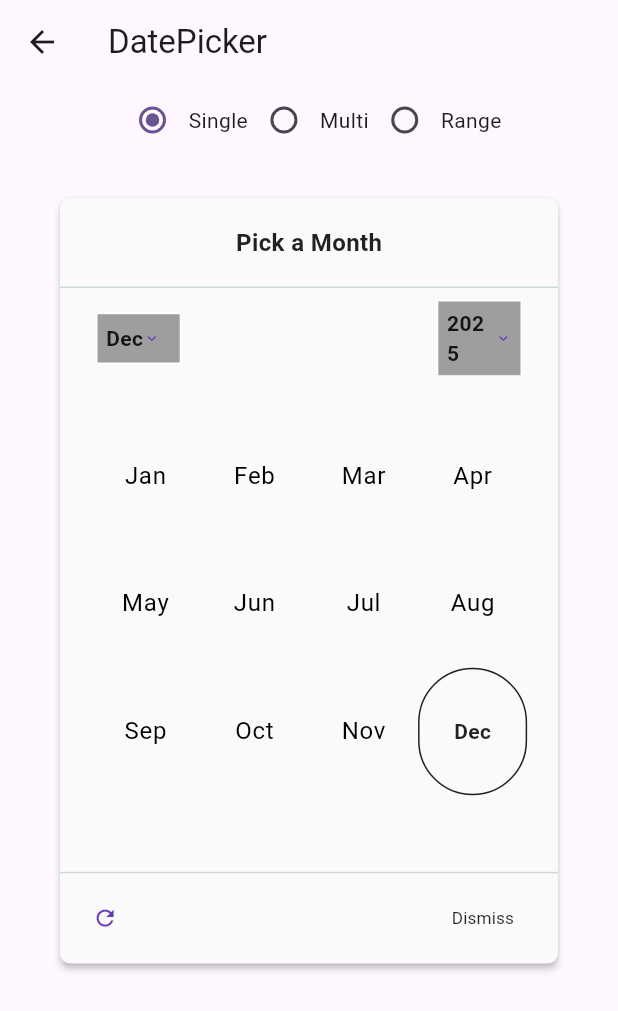
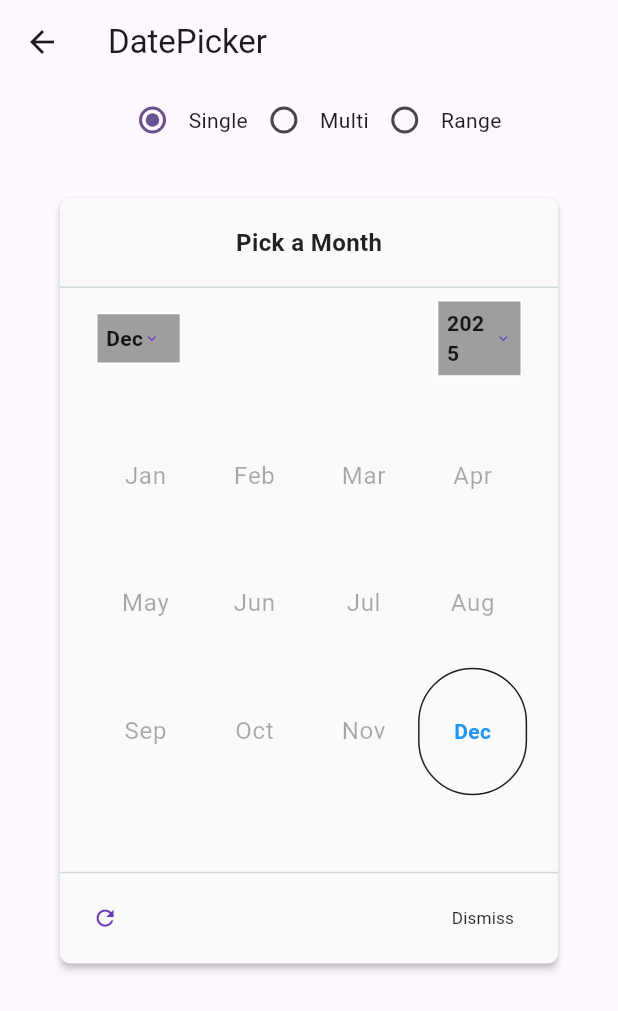
Before and after one commit to xymbia/flutter_realm, a Flutter app: the DatePickerPage screen opened directly, after a tap on "Dec", on a phone screen of 412 x 824 dp. Shown: the top 1011 px of the screen. Run offline on Flutter 3.47's test engine with Material 3 defaults, Android fonts, the phone set to English and light mode, and no system bars; our stand-ins replace dotted_border, dropdown_button2, flutter_screenutil, logger.

Commit message:
- Updated current month & year  colors

```diff
--- a/lib/models/date_picker_widget_config.dart
+++ b/lib/models/date_picker_widget_config.dart
@@ -162,9 +162,11 @@ class DatePickerWidgetConfig {
       this.todayTextStyle,
       this.yearTextStyle,
       this.selectedYearTextStyle,
+      this.currentYearTextStyle,
       this.disabledYearTextStyle,
       this.monthTextStyle,
       this.selectedMonthTextStyle,
+      this.currentMonthTextStyle,
       this.disabledMonthTextStyle,
       this.dayBorderRadius,
       this.yearBorderRadius,
@@ -316,6 +318,7 @@ class DatePickerWidgetConfig {
   final TextStyle? yearTextStyle;
 
   /// Custom text style for selected year(s)
+  final TextStyle? currentYearTextStyle;
   final TextStyle? selectedYearTextStyle;
 
   /// Custom text style for disabled year(s)
@@ -326,6 +329,7 @@ class DatePickerWidgetConfig {
 
   /// Custom text style for selected month(s)
   final TextStyle? selectedMonthTextStyle;
+  final TextStyle? currentMonthTextStyle;
 
   /// Custom text style for disabled month(s)
   final TextStyle? disabledMonthTextStyle;
@@ -501,10 +505,12 @@ class DatePickerWidgetConfig {
       TextStyle? todayTextStyle,
       TextStyle? yearTextStyle,
       TextStyle? selectedYearTextStyle,
+      TextStyle? currentYearTextStyle,
       TextStyle? disabledYearTextStyle,
       TextStyle? selectedRangeDayTextStyle,
       TextStyle? monthTextStyle,
       TextStyle? selectedMonthTextStyle,
+      TextStyle? currentMonthTextStyle,
       TextStyle? disabledMonthTextStyle,
       BorderRadius? dayBorderRadius,
       BorderRadius? yearBorderRadius,
@@ -592,6 +598,7 @@ class DatePickerWidgetConfig {
         yearTextStyle: yearTextStyle ?? this.yearTextStyle,
         selectedYearTextStyle:
             selectedYearTextStyle ?? this.selectedYearTextStyle,
+        currentYearTextStyle: currentYearTextStyle ?? this.currentYearTextStyle,
         disabledYearTextStyle:
             disabledYearTextStyle ?? this.disabledYearTextStyle,
         selectedRangeDayTextStyle:
@@ -599,6 +606,8 @@ class DatePickerWidgetConfig {
         monthTextStyle: monthTextStyle ?? this.monthTextStyle,
         selectedMonthTextStyle:
             selectedMonthTextStyle ?? this.selectedMonthTextStyle,
+        currentMonthTextStyle:
+            currentMonthTextStyle ?? this.currentMonthTextStyle,
         disabledMonthTextStyle:
             disabledMonthTextStyle ?? this.disabledMonthTextStyle,
         dayBorderRadius: dayBorderRadius ?? this.dayBorderRadius,
@@ -705,9 +714,11 @@ class DatePickerWidgetWithActionButtonsConfig extends DatePickerWidgetConfig {
     TextStyle? todayTextStyle,
     TextStyle? yearTextStyle,
     TextStyle? selectedYearTextStyle,
+    TextStyle? currentYearTextStyle,
     TextStyle? disabledYearTextStyle,
     TextStyle? monthTextStyle,
     TextStyle? selectedMonthTextStyle,
+    TextStyle? currentMonthTextStyle,
     TextStyle? disabledMonthTextStyle,
     BorderRadius? dayBorderRadius,
     BorderRadius? yearBorderRadius,
@@ -790,9 +801,11 @@ class DatePickerWidgetWithActionButtonsConfig extends DatePickerWidgetConfig {
           todayTextStyle: todayTextStyle,
           yearTextStyle: yearTextStyle,
           selectedYearTextStyle: selectedYearTextStyle,
+          currentYearTextStyle: currentYearTextStyle,
           disabledYearTextStyle: disabledYearTextStyle,
           monthTextStyle: monthTextStyle,
           selectedMonthTextStyle: selectedMonthTextStyle,
+          currentMonthTextStyle: currentMonthTextStyle,
           disabledMonthTextStyle: disabledMonthTextStyle,
           dayBorderRadius: dayBorderRadius,
           yearBorderRadius: yearBorderRadius,
@@ -903,9 +916,11 @@ class DatePickerWidgetWithActionButtonsConfig extends DatePickerWidgetConfig {
       TextStyle? todayTextStyle,
       TextStyle? yearTextStyle,
       TextStyle? selectedYearTextStyle,
+      TextStyle? currentYearTextStyle,
       TextStyle? disabledYearTextStyle,
       TextStyle? monthTextStyle,
       TextStyle? selectedMonthTextStyle,
+      TextStyle? currentMonthTextStyle,
       TextStyle? disabledMonthTextStyle,
       BorderRadius? dayBorderRadius,
       BorderRadius? yearBorderRadius,
@@ -1002,11 +1017,14 @@ class DatePickerWidgetWithActionButtonsConfig extends DatePickerWidgetConfig {
         yearTextStyle: yearTextStyle ?? this.yearTextStyle,
         selectedYearTextStyle:
             selectedYearTextStyle ?? this.selectedYearTextStyle,
+        currentYearTextStyle: currentYearTextStyle ?? this.currentYearTextStyle,
         disabledYearTextStyle:
             disabledYearTextStyle ?? this.disabledYearTextStyle,
         monthTextStyle: monthTextStyle ?? this.monthTextStyle,
         selectedMonthTextStyle:
             selectedMonthTextStyle ?? this.selectedMonthTextStyle,
+        currentMonthTextStyle:
+            currentMonthTextStyle ?? this.currentMonthTextStyle,
         disabledMonthTextStyle:
             disabledMonthTextStyle ?? this.disabledMonthTextStyle,
         dayBorderRadius: dayBorderRadius ?? this.dayBorderRadius,
--- a/lib/screens/date_picker_example.dart
+++ b/lib/screens/date_picker_example.dart
@@ -97,14 +97,19 @@ class _DatePickerPageState extends State<DatePickerPage> {
                               color: Colors.black),
                           selectedDayHighlightColor: Colors.black87,
                           isTodayHighlightColor: Colors.black,
-                          selectedDayTextStyle: Font.apply(
-                              FontStyle.regular, FontSize.h6,
+                          selectedDayTextStyle: Font.apply(FontStyle.regular, FontSize.h6,
                               color: Colors.black),
                           selectedMonthTextStyle: const TextStyle(
                               color: Colors.black87,
                               fontWeight: FontWeight.bold),
+                          currentMonthTextStyle: const TextStyle(
+                              color: Colors.blue,
+                              fontWeight: FontWeight.bold),
                           selectedYearTextStyle: const TextStyle(
                               color: Colors.black87,
+                              fontWeight: FontWeight.bold),
+                          currentYearTextStyle: const TextStyle(
+                              color: Colors.blue,
                               fontWeight: FontWeight.bold),
                           weekdayLabelTextStyle: Font.apply(
                               FontStyle.regular, FontSize.h6,
@@ -163,8 +168,7 @@ class _DatePickerPageState extends State<DatePickerPage> {
                           saveButtonLabel: 'Apply',
                           refreshTooltip: 'Reset to Today',
                           iconColor: Colors.deepPurple,
-                          cardMargin:
-                              const EdgeInsets.symmetric(horizontal: 24, vertical: 12),
+                          cardMargin: const EdgeInsets.symmetric(horizontal: 24, vertical: 12),
                           cardPadding: const EdgeInsets.only(top: 18, bottom: 18),
                           calendarPadding: const EdgeInsets.symmetric(horizontal: 24, vertical: 8),
                           customWeekdayLabels: const ['S', 'M', 'T', 'W', 'T', 'F', 'S'],
--- a/lib/widgets/custom_date_picker_widget.dart
+++ b/lib/widgets/custom_date_picker_widget.dart
@@ -19,7 +19,9 @@ class CustomDatePickerWidget extends StatefulWidget {
   final TextStyle? weekdayLabelTextStyle;
   final TextStyle? dayTextStyle;
   final TextStyle? selectedMonthTextStyle;
+  final TextStyle? currentMonthTextStyle;
   final TextStyle? selectedYearTextStyle;
+  final TextStyle? currentYearTextStyle;
   final TextStyle? disabledDayTextStyle;
   final TextStyle? controlsTextStyle;
   final BorderRadius? dayBorderRadius;
@@ -87,7 +89,9 @@ class CustomDatePickerWidget extends StatefulWidget {
     this.weekdayLabelTextStyle,
     this.dayTextStyle,
     this.selectedMonthTextStyle,
+    this.currentMonthTextStyle,
     this.selectedYearTextStyle,
+    this.currentYearTextStyle,
     this.disabledDayTextStyle,
     this.controlsTextStyle,
     this.dayBorderRadius,
@@ -746,7 +750,13 @@ class _CustomDatePickerWidgetState extends State<CustomDatePickerWidget> {
             selectedMonthTextStyle: widget.selectedMonthTextStyle ??
                 const TextStyle(
                     color: Colors.black54, fontWeight: FontWeight.normal),
+            currentMonthTextStyle: widget.currentMonthTextStyle ??
+                const TextStyle(
+                    color: Colors.black54, fontWeight: FontWeight.normal),
             selectedYearTextStyle: widget.selectedYearTextStyle ??
+                const TextStyle(
+                    color: Colors.black54, fontWeight: FontWeight.normal),
+            currentYearTextStyle: widget.currentYearTextStyle ??
                 const TextStyle(
                     color: Colors.black54, fontWeight: FontWeight.normal),
             weekdayLabels: widget.customWeekdayLabels ??
@@ -837,7 +847,13 @@ class _CustomDatePickerWidgetState extends State<CustomDatePickerWidget> {
             selectedMonthTextStyle: widget.selectedMonthTextStyle ??
                 const TextStyle(
                     color: Colors.black54, fontWeight: FontWeight.normal),
+            currentMonthTextStyle: widget.currentMonthTextStyle ??
+                const TextStyle(
+                    color: Colors.black54, fontWeight: FontWeight.normal),
             selectedYearTextStyle: widget.selectedYearTextStyle ??
+                const TextStyle(
+                    color: Colors.black54, fontWeight: FontWeight.normal),
+            currentYearTextStyle: widget.currentYearTextStyle ??
                 const TextStyle(
                     color: Colors.black54, fontWeight: FontWeight.normal),
             weekdayLabels: widget.customWeekdayLabels ??
@@ -923,7 +939,13 @@ class _CustomDatePickerWidgetState extends State<CustomDatePickerWidget> {
             selectedMonthTextStyle: widget.selectedMonthTextStyle ??
                 const TextStyle(
                     color: Colors.black54, fontWeight: FontWeight.normal),
+            currentMonthTextStyle: widget.currentMonthTextStyle ??
+                const TextStyle(
+                    color: Colors.black54, fontWeight: FontWeight.normal),
             selectedYearTextStyle: widget.selectedYearTextStyle ??
+                const TextStyle(
+                    color: Colors.black54, fontWeight: FontWeight.normal),
+            currentYearTextStyle: widget.currentYearTextStyle ??
                 const TextStyle(
                     color: Colors.black54, fontWeight: FontWeight.normal),
             weekdayLabels: widget.customWeekdayLabels ??
--- a/lib/widgets/date_picker_impl/_month_picker.dart
+++ b/lib/widgets/date_picker_impl/_month_picker.dart
@@ -91,7 +91,7 @@ class _MonthPickerState extends State<_MonthPicker> {
 
     final bool isSelected = widget.selectedDates.isNotEmpty &&
         widget.selectedDates.any((date) =>
-        date != null &&
+            date != null &&
             widget.initialMonth.year == date.year &&
             date.month == month);
 
@@ -124,7 +124,7 @@ class _MonthPickerState extends State<_MonthPicker> {
     if (isSelected || isCurrentlyDisplayedMonth) {
       textColor = colorScheme.onSurface.withValues(alpha: 0.87);
     } else if (!isMonthSelectable) {
-      textColor = widget.config.isTodayHighlightColor ?? colorScheme.onSurface.withValues(alpha: 0.38);
+      textColor = colorScheme.onSurface.withValues(alpha: 0.38);
     } else if (isCurrentMonth) {
       textColor =
           widget.config.selectedDayHighlightColor ?? colorScheme.primary;
@@ -147,8 +147,9 @@ class _MonthPickerState extends State<_MonthPicker> {
     if (isCurrentlyDisplayedMonth) {
       // Currently displayed month gets dashed border or different style
       decoration = BoxDecoration(
-        borderRadius: BorderRadius.circular(decorationHeight/2),
-        border: Border.all(width: 1, color: const Color(0xFFACB1BF), style: BorderStyle.solid),
+        borderRadius: BorderRadius.circular(decorationHeight / 2),
+        border: Border.all(
+            width: 1, color: const Color(0xFFACB1BF), style: BorderStyle.solid),
       );
     }
 
@@ -158,10 +159,7 @@ class _MonthPickerState extends State<_MonthPicker> {
       decoration = BoxDecoration(
         borderRadius: BorderRadius.circular(50),
         color: const Color(0xFF1A1B1D), // Black background for today's date
-        border: Border.all(
-            width: 2,
-            color: const Color(
-                0xFF393B40)),
+        border: Border.all(width: 2, color: const Color(0xFF393B40)),
       );
     }
 
@@ -174,6 +172,10 @@ class _MonthPickerState extends State<_MonthPicker> {
         ),
         borderRadius: BorderRadius.circular(decorationHeight),
       );
+    }
+
+    if (isCurrentMonth) {
+      itemStyle = widget.config.currentMonthTextStyle ?? itemStyle;
     }
 
     Widget monthItem = widget.config.monthBuilder?.call(
```
Also changed, not shown: lib/widgets/date_picker_impl/year_picker.dart (+6 -2 lines).
